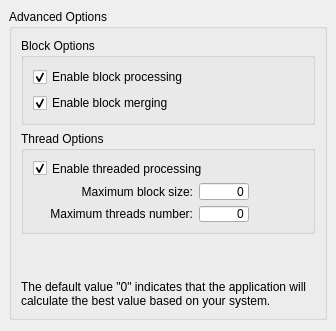
claudiobogossian/terralib5, file src/terralib/qt/widgets/rp/ui/SegmenterAdvancedOptionsWizardPageForm.ui: the form before one commit.
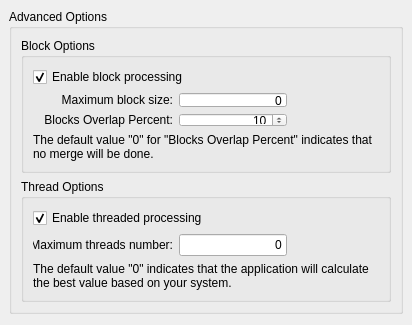
The form after the commit.

Commit message: added new segmenter parameter in qt component.

Diff of the .ui file:
```diff
--- a/src/terralib/qt/widgets/rp/ui/SegmenterAdvancedOptionsWizardPageForm.ui
+++ b/src/terralib/qt/widgets/rp/ui/SegmenterAdvancedOptionsWizardPageForm.ui
@@ -6,7 +6,7 @@
    <rect>
     <x>0</x>
     <y>0</y>
-    <width>336</width>
+    <width>412</width>
     <height>325</height>
    </rect>
   </property>
@@ -39,7 +39,9 @@
           <property name="flat">
            <bool>true</bool>
           </property>
-          <layout class="QGridLayout" name="gridLayout">
+          <layout class="QGridLayout" name="gridLayout_10">
+           <item row="0" column="0">
+            <layout class="QGridLayout" name="gridLayout_9">
            <item row="0" column="0">
             <widget class="QCheckBox" name="m_enableBlockProcessingcheckBox">
              <property name="toolTip">
@@ -54,53 +56,25 @@
             </widget>
            </item>
            <item row="1" column="0">
-            <widget class="QCheckBox" name="m_enableBlockMergingCheckBox">
-             <property name="toolTip">
-              <string>If true, a block merging procedure will be performed</string>
-             </property>
-             <property name="text">
-              <string>Enable block merging</string>
-             </property>
-             <property name="checked">
-              <bool>true</bool>
-             </property>
-            </widget>
-           </item>
-          </layout>
-         </widget>
-        </item>
-        <item row="1" column="0">
-         <widget class="QGroupBox" name="groupBox_2">
-          <property name="title">
-           <string>Thread Options</string>
-          </property>
-          <property name="flat">
-           <bool>true</bool>
-          </property>
-          <layout class="QGridLayout" name="gridLayout_2">
+              <layout class="QGridLayout" name="gridLayout_7">
            <item row="0" column="0">
-            <widget class="QCheckBox" name="m_enableThreadedProcessingcheckBox">
-             <property name="toolTip">
-              <string>Threaded processing will be performed (best with multi-core or multi-processor systems</string>
-             </property>
-             <property name="text">
-              <string>Enable threaded processing</string>
-             </property>
-             <property name="checked">
-              <bool>true</bool>
-             </property>
-            </widget>
-           </item>
-           <item row="1" column="0">
+                <layout class="QGridLayout" name="gridLayout_6">
+                 <item row="0" column="0">
             <layout class="QHBoxLayout" name="horizontalLayout_4">
              <item>
               <widget class="QLabel" name="inputDataSetLabel_4">
                <property name="minimumSize">
                 <size>
-                 <width>160</width>
+                       <width>140</width>
                  <height>0</height>
                 </size>
                </property>
+                     <property name="maximumSize">
+                      <size>
+                       <width>140</width>
+                       <height>16777215</height>
+                      </size>
+                     </property>
                <property name="text">
                 <string>Maximum block size:</string>
                </property>
@@ -117,18 +91,6 @@
                  <verstretch>0</verstretch>
                 </sizepolicy>
                </property>
-               <property name="minimumSize">
-                <size>
-                 <width>50</width>
-                 <height>0</height>
-                </size>
-               </property>
-               <property name="maximumSize">
-                <size>
-                 <width>50</width>
-                 <height>16777215</height>
-                </size>
-               </property>
                <property name="toolTip">
                 <string>The input image will be split into blocks with this width for processing, This parameter tells the maximum block lateral size (width or height), the default: 0 - the size will be defined following the current system resources and physical processors number)</string>
                </property>
@@ -140,7 +102,50 @@
                </property>
               </widget>
              </item>
-             <item>
+                  </layout>
+                 </item>
+                 <item row="1" column="0">
+                  <layout class="QGridLayout" name="gridLayout">
+                   <item row="0" column="0">
+                    <widget class="QLabel" name="label_3">
+                     <property name="minimumSize">
+                      <size>
+                       <width>140</width>
+                       <height>0</height>
+                      </size>
+                     </property>
+                     <property name="maximumSize">
+                      <size>
+                       <width>140</width>
+                       <height>16777215</height>
+                      </size>
+                     </property>
+                     <property name="text">
+                      <string>Blocks Overlap Percent:</string>
+                     </property>
+                     <property name="alignment">
+                      <set>Qt::AlignRight|Qt::AlignTrailing|Qt::AlignVCenter</set>
+                     </property>
+                    </widget>
+                   </item>
+                   <item row="0" column="1">
+                    <widget class="QSpinBox" name="m_blockOverlapPercentSpinBox">
+                     <property name="alignment">
+                      <set>Qt::AlignRight|Qt::AlignTrailing|Qt::AlignVCenter</set>
+                     </property>
+                     <property name="maximum">
+                      <number>25</number>
+                     </property>
+                     <property name="value">
+                      <number>10</number>
+                     </property>
+                    </widget>
+                   </item>
+                  </layout>
+                 </item>
+                </layout>
+               </item>
+               <item row="0" column="1">
               <spacer name="horizontalSpacer">
                <property name="orientation">
                 <enum>Qt::Horizontal</enum>
@@ -156,15 +161,62 @@
             </layout>
            </item>
            <item row="2" column="0">
-            <layout class="QHBoxLayout" name="horizontalLayout_5">
-             <item>
+              <widget class="QLabel" name="label_2">
+               <property name="text">
+                <string>The default value &quot;0&quot; for &quot;Blocks Overlap Percent&quot; indicates that no merge will be done.</string>
+               </property>
+               <property name="wordWrap">
+                <bool>true</bool>
+               </property>
+              </widget>
+             </item>
+            </layout>
+           </item>
+          </layout>
+         </widget>
+        </item>
+        <item row="1" column="0">
+         <widget class="QGroupBox" name="groupBox_2">
+          <property name="title">
+           <string>Thread Options</string>
+          </property>
+          <property name="flat">
+           <bool>true</bool>
+          </property>
+          <layout class="QGridLayout" name="gridLayout_12">
+           <item row="0" column="0">
+            <layout class="QGridLayout" name="gridLayout_11">
+             <item row="0" column="0">
+              <widget class="QCheckBox" name="m_enableThreadedProcessingcheckBox">
+               <property name="toolTip">
+                <string>Threaded processing will be performed (best with multi-core or multi-processor systems</string>
+               </property>
+               <property name="text">
+                <string>Enable threaded processing</string>
+               </property>
+               <property name="checked">
+                <bool>true</bool>
+               </property>
+              </widget>
+             </item>
+             <item row="1" column="0">
+              <layout class="QGridLayout" name="gridLayout_8">
+               <item row="0" column="0">
+                <layout class="QGridLayout" name="gridLayout_2">
+                 <item row="0" column="0">
               <widget class="QLabel" name="inputDataSetLabel_5">
                <property name="minimumSize">
                 <size>
-                 <width>160</width>
+                     <width>140</width>
                  <height>0</height>
                 </size>
                </property>
+                   <property name="maximumSize">
+                    <size>
+                     <width>140</width>
+                     <height>16777215</height>
+                    </size>
+                   </property>
                <property name="text">
                 <string>Maximum threads number:</string>
                </property>
@@ -173,7 +225,7 @@
                </property>
               </widget>
              </item>
-             <item>
+                 <item row="0" column="1">
               <widget class="QLineEdit" name="m_maximumThreadsNumberLineEdit">
                <property name="sizePolicy">
                 <sizepolicy hsizetype="Fixed" vsizetype="Fixed">
@@ -181,18 +233,6 @@
                  <verstretch>0</verstretch>
                 </sizepolicy>
                </property>
-               <property name="minimumSize">
-                <size>
-                 <width>50</width>
-                 <height>0</height>
-                </size>
-               </property>
-               <property name="maximumSize">
-                <size>
-                 <width>50</width>
-                 <height>16777215</height>
-                </size>
-               </property>
                <property name="toolTip">
                 <string>The maximum number of concurrent segmenter threads (default:0 - automatically found)</string>
                </property>
@@ -204,7 +244,9 @@
                </property>
               </widget>
              </item>
-             <item>
+                </layout>
+               </item>
+               <item row="0" column="1">
               <spacer name="horizontalSpacer_2">
                <property name="orientation">
                 <enum>Qt::Horizontal</enum>
@@ -219,26 +261,7 @@
              </item>
             </layout>
            </item>
-          </layout>
-         </widget>
-        </item>
         <item row="2" column="0">
-         <spacer name="verticalSpacer">
-          <property name="orientation">
-           <enum>Qt::Vertical</enum>
-          </property>
-          <property name="sizeType">
-           <enum>QSizePolicy::MinimumExpanding</enum>
-          </property>
-          <property name="sizeHint" stdset="0">
-           <size>
-            <width>20</width>
-            <height>40</height>
-           </size>
-          </property>
-         </spacer>
-        </item>
-        <item row="3" column="0">
          <widget class="QLabel" name="label">
           <property name="text">
            <string>The default value &quot;0&quot; indicates that the application will calculate the best value based on your system.</string>
@@ -246,6 +269,11 @@
           <property name="wordWrap">
            <bool>true</bool>
           </property>
+              </widget>
+             </item>
+            </layout>
+           </item>
+          </layout>
          </widget>
         </item>
        </layout>
```
Lines whose indentation alone changed are shown as unchanged. The commit also changes 4 other files.
